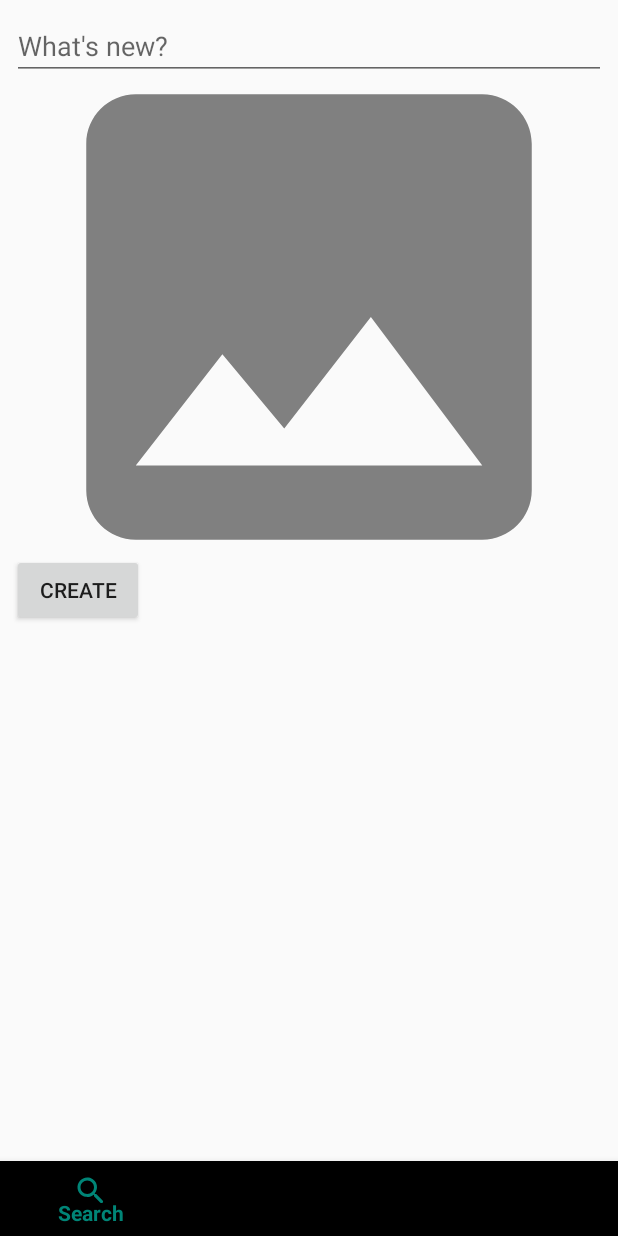
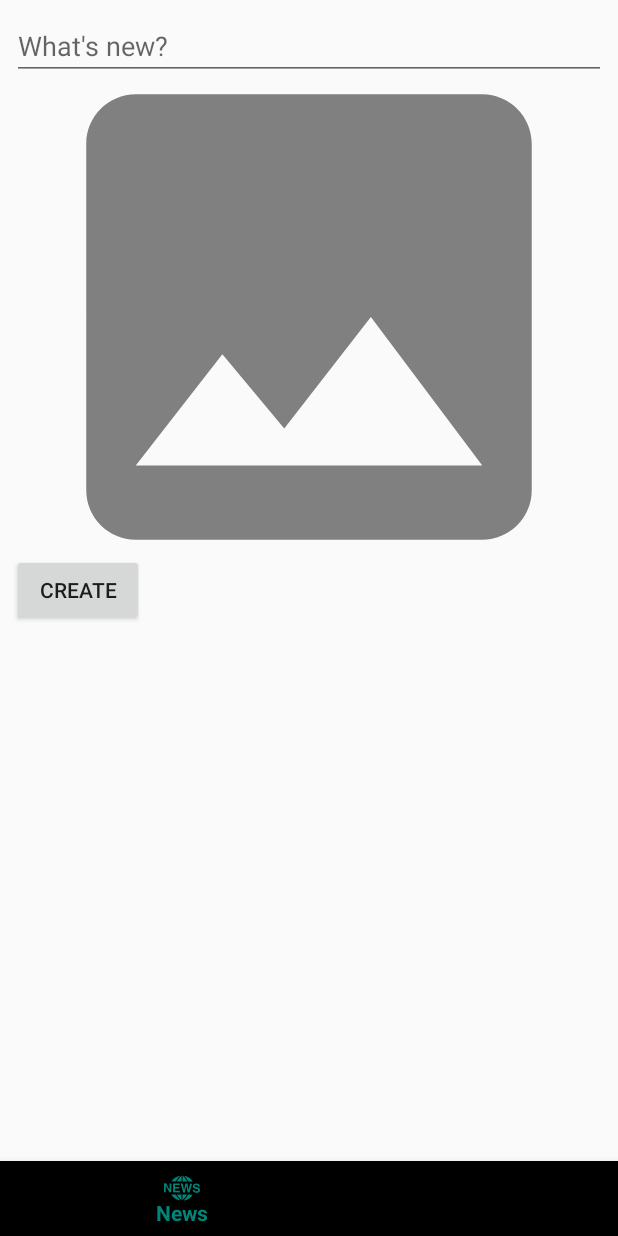
Before and after one commit to BUIQUOCDAT1281997/Supporter, an Android app: the CreateNewPostFragment screen opened through its navigation route, on a phone screen of 412 x 824 dp. Run offline under Robolectric (Android 15) with nearby library versions, the phone set to English and light mode, and no system bars; our stand-ins replace CircleImageView, Firebase (no records; nobody signed in at launch, a user with empty details on screens opened directly), navigation-ui; 3 statements that could not run were skipped.

Commit message:
second commit

```diff
--- a/app/src/main/java/com/example/supporter/CreateNewPostFragment.java
+++ b/app/src/main/java/com/example/supporter/Fragment/CreateNewPostFragment.java
@@ -1,4 +1,4 @@
-package com.example.supporter;
+package com.example.supporter.Fragment;
 
 
 import android.Manifest;
@@ -32,6 +32,7 @@ import androidx.navigation.NavController;
 import androidx.navigation.Navigation;
 
 import com.example.supporter.Other.User;
+import com.example.supporter.R;
 import com.google.android.gms.tasks.Continuation;
 import com.google.android.gms.tasks.OnCompleteListener;
 import com.google.android.gms.tasks.OnFailureListener;
--- a/app/src/main/java/com/example/supporter/NewsFragment.java
+++ b/app/src/main/java/com/example/supporter/Fragment/NewsFragment.java
@@ -1,4 +1,4 @@
-package com.example.supporter;
+package com.example.supporter.Fragment;
 
 
 import android.os.Bundle;
@@ -18,6 +18,7 @@ import com.bumptech.glide.Glide;
 import com.example.supporter.Adapter.PostAdapter;
 import com.example.supporter.Other.Post;
 import com.example.supporter.Other.User;
+import com.example.supporter.R;
 import com.google.firebase.auth.FirebaseAuth;
 import com.google.firebase.auth.FirebaseUser;
 import com.google.firebase.database.DataSnapshot;
@@ -141,7 +142,7 @@ public class NewsFragment extends Fragment {
         view.findViewById(R.id.text_view_new_post).setOnClickListener(new View.OnClickListener() {
             @Override
             public void onClick(View view) {
-                navController.navigate(R.id.action_menu_news_to_createNewPostFragment);
+                navController.navigate(R.id.action_menu_news_to_createNewPostFragment2);
             }
         });
 
--- a/app/src/main/java/com/example/supporter/Fragment/SearchFragment.java
+++ /dev/null
@@ -1,145 +0,0 @@
-package com.example.supporter.Fragment;
-
-
-import android.os.Bundle;
-import android.text.Editable;
-import android.text.TextWatcher;
-import android.view.LayoutInflater;
-import android.view.View;
-import android.view.ViewGroup;
-import android.widget.EditText;
-
-import androidx.annotation.NonNull;
-import androidx.fragment.app.Fragment;
-import androidx.recyclerview.widget.LinearLayoutManager;
-import androidx.recyclerview.widget.RecyclerView;
-
-
-import com.example.supporter.Adapter.UserAdapter;
-import com.example.supporter.Other.StringUtils;
-import com.example.supporter.Other.User;
-import com.example.supporter.R;
-import com.google.firebase.auth.FirebaseAuth;
-import com.google.firebase.auth.FirebaseUser;
-import com.google.firebase.database.DataSnapshot;
-import com.google.firebase.database.DatabaseError;
-import com.google.firebase.database.DatabaseReference;
-import com.google.firebase.database.FirebaseDatabase;
-import com.google.firebase.database.ValueEventListener;
-
-import java.util.ArrayList;
-import java.util.Collections;
-import java.util.List;
-
-
-/**
- * A simple {@link Fragment} subclass.
- */
-public class SearchFragment extends Fragment {
-
-    private RecyclerView recyclerView;
-    private View rootView;
-    private RecyclerView.Adapter mAdapter;
-    private RecyclerView.LayoutManager layoutManager;
-    private List<User> listUser;
-    private EditText etSearch;
-
-
-    @Override
-    public View onCreateView(LayoutInflater inflater, ViewGroup container,
-                             Bundle savedInstanceState) {
-        rootView = inflater.inflate(R.layout.fragment_search, container, false);
-
-        //search
-        etSearch = rootView.findViewById(R.id.search_friends_edit_text);
-        etSearch.addTextChangedListener(new TextWatcher() {
-            @Override
-            public void beforeTextChanged(CharSequence charSequence, int i, int i1, int i2) {
-
-            }
-
-            @Override
-            public void onTextChanged(CharSequence charSequence, int i, int i1, int i2) {
-                searchUser(StringUtils.unAccent(charSequence.toString().toLowerCase()));
-            }
-
-            @Override
-            public void afterTextChanged(Editable editable) {
-
-            }
-        });
-
-        //list user
-        listUser = new ArrayList<>();
-
-        //init RecyclerView
-        recyclerView = rootView.findViewById(R.id.recycler_view_all_user);
-        recyclerView.setHasFixedSize(true);
-        layoutManager = new LinearLayoutManager(getContext());
-        recyclerView.setLayoutManager(layoutManager);
-
-        //Add all user to list
-        readAllUser();
-
-        return rootView;
-    }
-
-    private void readAllUser() {
-        final FirebaseUser firebaseUser = FirebaseAuth.getInstance().getCurrentUser();
-        DatabaseReference reference = FirebaseDatabase.getInstance().getReference("Users");
-
-        reference.addValueEventListener(new ValueEventListener() {
-            @Override
-            public void onDataChange(@NonNull DataSnapshot dataSnapshot) {
-                if (etSearch.getText().toString().equals("")) {
-                    listUser.clear();
-                    for (DataSnapshot snapshot : dataSnapshot.getChildren()) {
-                        User user = snapshot.getValue(User.class);
-                        if (!user.getId().equals(firebaseUser.getUid())) {
-                            listUser.add(user);
-                        }
-                    }
-
-                    Collections.shuffle(listUser);
-                    mAdapter = new UserAdapter(listUser, getContext(), false);
-                    recyclerView.setAdapter(mAdapter);
-                }
-            }
-
-            @Override
-            public void onCancelled(@NonNull DatabaseError databaseError) {
-
-            }
-        });
-    }
-
-    private void searchUser(final String string) {
-        final FirebaseUser fuser = FirebaseAuth.getInstance().getCurrentUser();
-        DatabaseReference rf = FirebaseDatabase.getInstance().getReference("Users");
-
-        rf.addValueEventListener(new ValueEventListener() {
-            @Override
-            public void onDataChange(@NonNull DataSnapshot dataSnapshot) {
-                listUser.clear();
-                for (DataSnapshot snapshot : dataSnapshot.getChildren()) {
-                    User user = snapshot.getValue(User.class);
-                    String str = StringUtils.unAccent(user.getUserName().toLowerCase());
-                    if (str.startsWith(string)
-                            && !user.getId().equals(fuser.getUid())) {
-                        listUser.add(user);
-                    }
-                }
-
-                mAdapter = new UserAdapter(listUser, getContext(), false);
-                recyclerView.setAdapter(mAdapter);
-            }
-
-            @Override
-            public void onCancelled(@NonNull DatabaseError databaseError) {
-
-            }
-        });
-
-    }
-
-}
--- a/app/src/main/java/com/example/supporter/Fragment/SignUpFragment.java
+++ b/app/src/main/java/com/example/supporter/Fragment/SignUpFragment.java
@@ -110,7 +110,6 @@ public class SignUpFragment extends Fragment {
                     hashMap.put("password", password);
                     hashMap.put("avatarURL", "default");
                     hashMap.put("status", "Have a good day :)");
-                    //hashMap.put("onoroff","online");
 
                     referenceFromOnline = FirebaseDatabase.getInstance().getReference("Status").child(userID);
 
--- a/app/src/main/res/layout/fragment_create_new_post.xml
+++ b/app/src/main/res/layout/fragment_create_new_post.xml
@@ -4,7 +4,7 @@
     xmlns:tools="http://schemas.android.com/tools"
     android:layout_width="match_parent"
     android:layout_height="match_parent"
-    tools:context=".CreateNewPostFragment">
+    tools:context=".Fragment.CreateNewPostFragment">
 
     <include
         android:id="@+id/llProgressBar"
--- a/app/src/main/res/layout/fragment_news.xml
+++ b/app/src/main/res/layout/fragment_news.xml
@@ -4,7 +4,7 @@
     xmlns:tools="http://schemas.android.com/tools"
     android:layout_width="match_parent"
     android:layout_height="match_parent"
-    tools:context=".NewsFragment">
+    tools:context=".Fragment.NewsFragment">
 
 
     <LinearLayout
--- a/app/src/main/res/menu/menu_bottom_nav.xml
+++ b/app/src/main/res/menu/menu_bottom_nav.xml
@@ -2,24 +2,16 @@
 <menu xmlns:android="http://schemas.android.com/apk/res/android">
 
     <item
-        android:id="@+id/menu_search"
-        android:icon="@drawable/ic_icon_search"
-        android:title="Search"/>
-
-    <item
-        android:id="@+id/menu_friends"
-        android:icon="@drawable/ic_icon_friends"
-        android:title="Friends"/>
+        android:id="@+id/menu_news"
+        android:icon="@drawable/ic_news_logo"
+        android:title="News"/>
 
     <item
         android:id="@+id/menu_setting"
         android:icon="@drawable/ic_your_account"
         android:title="Setting"/>
 
-    <item
-        android:id="@+id/menu_news"
-        android:icon="@drawable/ic_news_logo"
-        android:title="News"/>
+
 
 
 </menu>
--- a/app/src/main/res/navigation/nav_graph_main.xml
+++ b/app/src/main/res/navigation/nav_graph_main.xml
@@ -3,60 +3,40 @@
     xmlns:app="http://schemas.android.com/apk/res-auto"
     xmlns:tools="http://schemas.android.com/tools"
     android:id="@+id/nav_graph_main"
-    app:startDestination="@id/menu_search">
+    app:startDestination="@id/menu_news">
 
-    <fragment
-        android:id="@+id/menu_search"
-        android:name="com.example.supporter.Fragment.SearchFragment"
-        android:label="fragment_search"
-        tools:layout="@layout/fragment_search" >
-        <action
-            android:id="@+id/action_searchFragment_to_friendsFragment"
-            app:destination="@id/menu_friends" />
-    </fragment>
-    <fragment
-        android:id="@+id/menu_friends"
-        android:name="com.example.supporter.Fragment.FriendsFragment"
-        android:label="fragment_friends"
-        tools:layout="@layout/fragment_friends" >
-        <action
-            android:id="@+id/action_friendsFragment_to_searchFragment"
-            app:destination="@id/menu_search" />
-        <action
-            android:id="@+id/action_menu_friends_to_newsFragment"
-            app:destination="@id/menu_news" />
-    </fragment>
     <fragment
         android:id="@+id/menu_setting"
         android:name="com.example.supporter.Fragment.SettingFragment"
         android:label="fragment_setting"
         tools:layout="@layout/fragment_setting" >
         <action
-            android:id="@+id/action_menu_setting_to_newsFragment"
-            app:destination="@id/menu_news" />
+            android:id="@+id/action_menu_setting_to_menu_news3"
+            app:destination="@id/menu_news"
+            app:popUpTo="@+id/menu_news"
+            app:popUpToInclusive="true" />
     </fragment>
     <fragment
         android:id="@+id/menu_news"
-        android:name="com.example.supporter.NewsFragment"
+        android:name="com.example.supporter.Fragment.NewsFragment"
         android:label="fragment_news"
         tools:layout="@layout/fragment_news" >
         <action
-            android:id="@+id/action_newsFragment_to_menu_setting"
+            android:id="@+id/action_menu_news_to_menu_setting"
             app:destination="@id/menu_setting" />
         <action
-            android:id="@+id/action_newsFragment_to_menu_friends"
-            app:destination="@id/menu_friends" />
-        <action
-            android:id="@+id/action_menu_news_to_createNewPostFragment"
+            android:id="@+id/action_menu_news_to_createNewPostFragment2"
             app:destination="@id/createNewPostFragment" />
     </fragment>
     <fragment
         android:id="@+id/createNewPostFragment"
-        android:name="com.example.supporter.CreateNewPostFragment"
+        android:name="com.example.supporter.Fragment.CreateNewPostFragment"
         android:label="fragment_create_new_post"
         tools:layout="@layout/fragment_create_new_post" >
         <action
             android:id="@+id/action_createNewPostFragment_to_menu_news"
-            app:destination="@id/menu_news" />
+            app:destination="@id/menu_news"
+            app:popUpTo="@+id/menu_news"
+            app:popUpToInclusive="true" />
     </fragment>
 </navigation>
```
Also changed, not shown: app/src/main/java/com/example/supporter/Adapter/UserAdapter.java (deleted, +0 -181 lines), app/src/main/java/com/example/supporter/Fragment/FriendsFragment.java (deleted, +0 -120 lines), app/src/main/res/layout/fragment_friends.xml (deleted, +0 -18 lines), app/src/main/res/layout/fragment_search.xml (deleted, +0 -36 lines), app/src/main/res/layout/item_user.xml (deleted, +0 -52 lines).
